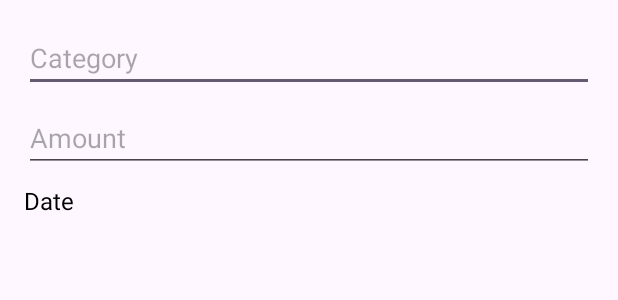
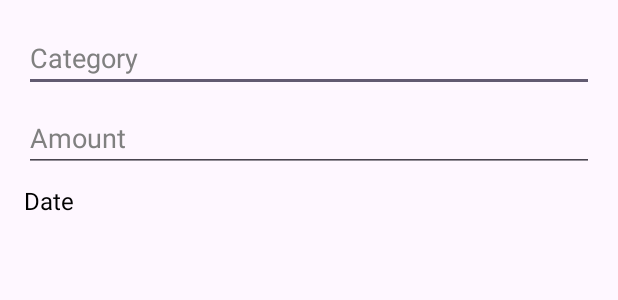
Before and after one commit to Malindup2/FinBot, an Android app: the layout dialog_add_earning.xml on its own in the app's theme, with its tools: preview values and no code run, on a phone screen of 412 x 824 dp. Shown: the top 300 px of the screen. Run offline under Robolectric (Android 15) with nearby library versions, the phone set to English and light mode, and no system bars.

Commit message:
earning add dialog done

```diff
--- a/app/src/main/java/com/example/finbot/fragment/earning.kt
+++ b/app/src/main/java/com/example/finbot/fragment/earning.kt
@@ -55,7 +55,8 @@ class earningFragment : Fragment() {
         val categoryInput = dialogView.findViewById<EditText>(R.id.categoryInput)
         val amountInput = dialogView.findViewById<EditText>(R.id.amountInput)
         val dateInput = dialogView.findViewById<TextView>(R.id.dateInput)
-
+        dateInput.setTextColor(resources.getColor(R.color.black, null))
+        amountInput.setTextColor(resources.getColor(R.color.black, null))
 
         // Set default date
         val currentDate = SimpleDateFormat("yyyy-MM-dd", Locale.getDefault()).format(Date())
--- a/app/src/main/res/layout/dialog_add_earning.xml
+++ b/app/src/main/res/layout/dialog_add_earning.xml
@@ -10,6 +10,8 @@
         android:layout_width="match_parent"
         android:layout_height="wrap_content"
         android:hint="Category"
+        android:textColor="@color/black"
+        android:textColorHint="@color/Grey"
         android:inputType="text" />
 
     <EditText
@@ -17,6 +19,8 @@
         android:layout_width="match_parent"
         android:layout_height="wrap_content"
         android:hint="Amount"
+        android:textColor="@color/black"
+        android:textColorHint="@color/Grey"
         android:inputType="numberDecimal"
         android:layout_marginTop="8dp" />
 
```
